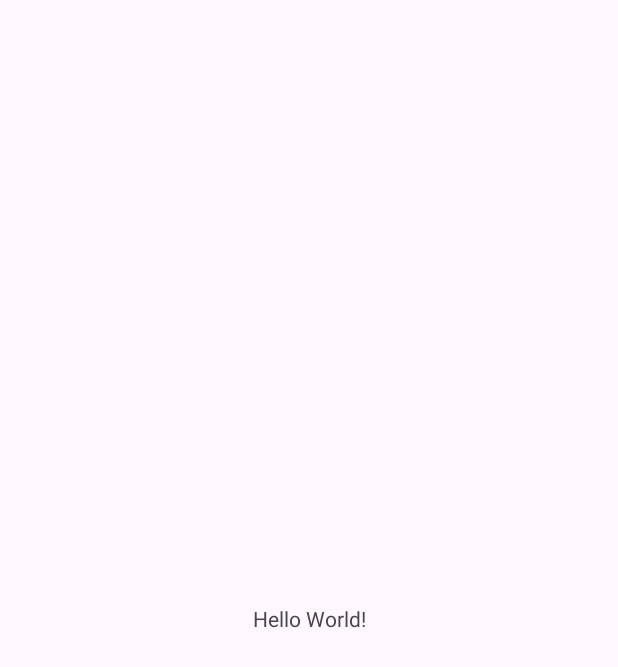
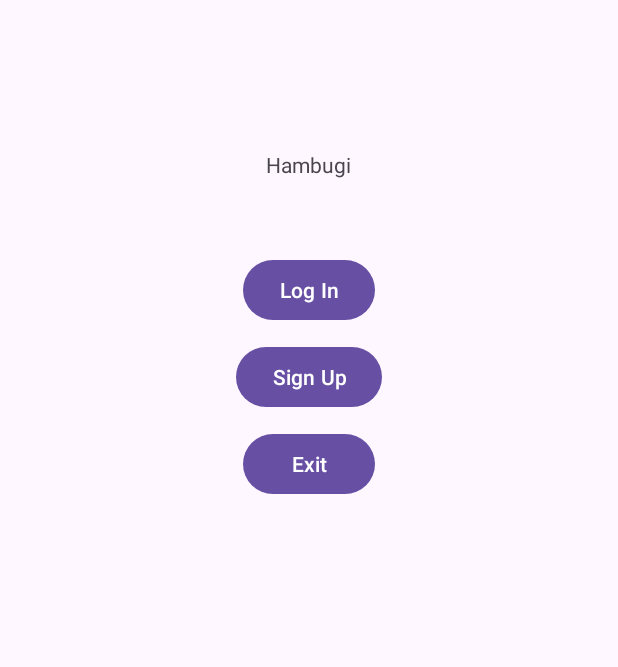
Before and after one commit to Hambugi-B/hambugi, an Android app: the screen it shows after launch (MainActivity), on a phone screen of 412 x 824 dp. Before the commit the part shown is almost empty. Shown: the top 667 px of the screen. Run offline under Robolectric (Android 15) with nearby library versions, the phone set to English and light mode, and no system bars.

Commit message:
feat : UI(main, login, signup)

```diff
--- a/app/src/main/AndroidManifest.xml
+++ b/app/src/main/AndroidManifest.xml
@@ -21,6 +21,7 @@
                 <category android:name="android.intent.category.LAUNCHER" />
             </intent-filter>
         </activity>
+        <activity android:name=".LogIn"/>
     </application>
 
 </manifest>
--- /dev/null
+++ b/app/src/main/res/drawable/input_bg.xml
@@ -0,0 +1,5 @@
+<?xml version="1.0" encoding="utf-8"?>
+<shape xmlns:android="http://schemas.android.com/apk/res/android" android:shape="rectangle">
+    <solid android:color="#40FFFFFF" />
+    <corners android:radius="12dp" />
+</shape>
--- a/app/src/main/res/layout/activity_main.xml
+++ b/app/src/main/res/layout/activity_main.xml
@@ -1,19 +1,44 @@
 <?xml version="1.0" encoding="utf-8"?>
-<androidx.constraintlayout.widget.ConstraintLayout xmlns:android="http://schemas.android.com/apk/res/android"
+<LinearLayout xmlns:android="http://schemas.android.com/apk/res/android"
     xmlns:app="http://schemas.android.com/apk/res-auto"
     xmlns:tools="http://schemas.android.com/tools"
     android:id="@+id/main"
     android:layout_width="match_parent"
     android:layout_height="match_parent"
+    android:orientation="vertical"
     tools:context=".MainActivity">
 
     <TextView
+        android:id="@+id/app_name"
         android:layout_width="wrap_content"
         android:layout_height="wrap_content"
-        android:text="Hello World!"
-        app:layout_constraintBottom_toBottomOf="parent"
-        app:layout_constraintEnd_toEndOf="parent"
-        app:layout_constraintStart_toStartOf="parent"
-        app:layout_constraintTop_toTopOf="parent" />
+        android:layout_gravity="center"
+        android:layout_marginTop="100dp"
+        android:text="@string/app_name" />
 
-</androidx.constraintlayout.widget.ConstraintLayout>
+    <Button
+        android:id="@+id/btn_login"
+        android:layout_width="wrap_content"
+        android:layout_height="wrap_content"
+        android:layout_marginTop="50dp"
+        android:text="@string/login"
+        android:layout_gravity="center"/>
+
+    <Button
+        android:id="@+id/btn_signup"
+        android:layout_width="wrap_content"
+        android:layout_height="wrap_content"
+        android:layout_marginTop="10dp"
+        android:text="@string/signup"
+        android:layout_gravity="center"/>
+
+    <Button
+        android:id="@+id/btn_exit"
+        android:layout_width="wrap_content"
+        android:layout_height="wrap_content"
+        android:layout_marginTop="10dp"
+        android:text="@string/exit"
+        android:layout_gravity="center"/>
+
+
+</LinearLayout>
--- a/app/src/main/res/values/strings.xml
+++ b/app/src/main/res/values/strings.xml
@@ -1,3 +1,6 @@
 <resources>
     <string name="app_name">Hambugi</string>
+    <string name="login">Log In</string>
+    <string name="signup">Sign Up</string>
+    <string name="exit">Exit</string>
 </resources>
```
Also changed, not shown: app/src/main/java/com/example/hambugi/LogIn.java (added, +14 -0 lines), app/src/main/java/com/example/hambugi/SignUp.java (added, +14 -0 lines), app/src/main/res/layout/view_login.xml (added, +68 -0 lines), app/src/main/res/layout/view_signup.xml (added, +113 -0 lines).
